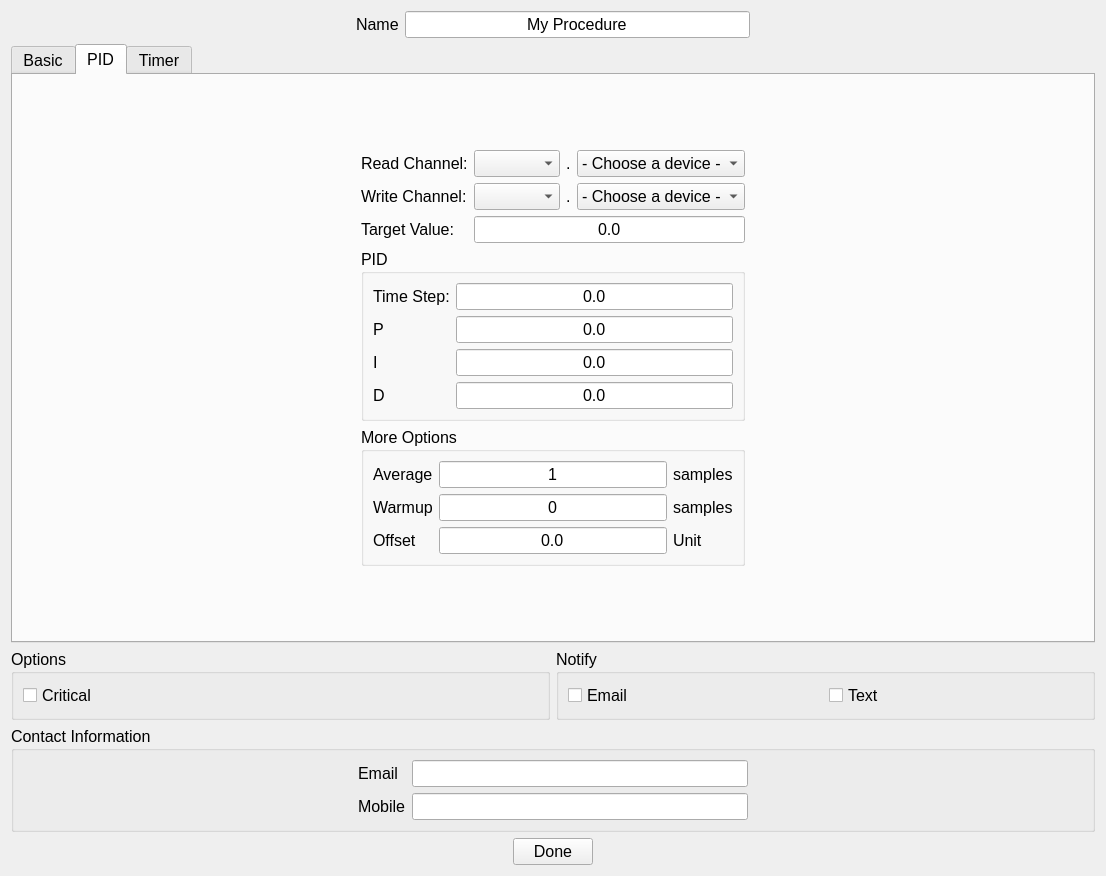
DanielWinklehner/Ion-Source-Control-System, file Software/ControlSystem/qt/designer/ProcedureDialog.ui: the form before one commit.
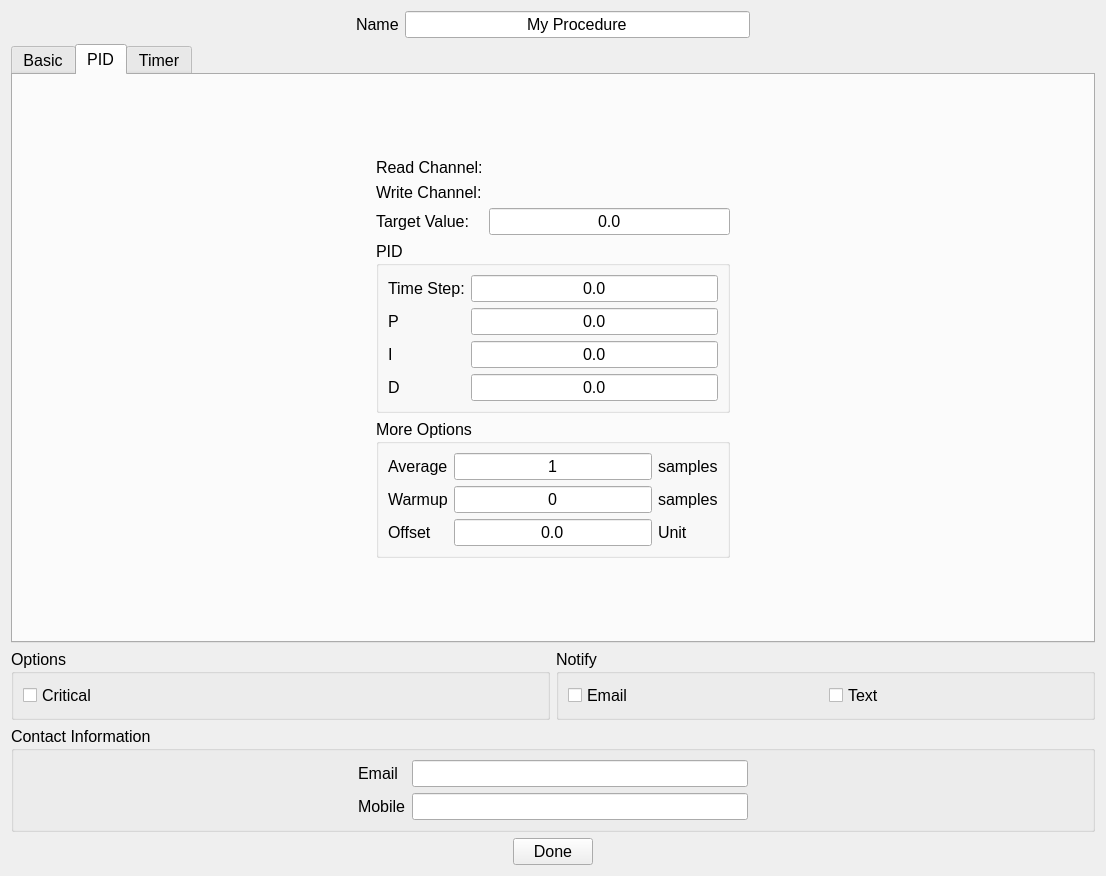
The form after the commit. The open tabs and pages were chosen to show the change.

Commit message: using new widget to clean up code

Diff of the .ui file:
```diff
--- a/Software/ControlSystem/qt/designer/ProcedureDialog.ui
+++ b/Software/ControlSystem/qt/designer/ProcedureDialog.ui
@@ -450,48 +450,6 @@
                </property>
               </widget>
              </item>
-             <item row="0" column="1">
-              <layout class="QHBoxLayout" name="horizontalLayout_4">
-               <item>
-                <widget class="QComboBox" name="cbPidDeviceRead">
-                 <property name="minimumSize">
-                  <size>
-                   <width>0</width>
-                   <height>0</height>
-                  </size>
-                 </property>
-                 <property name="currentText">
-                  <string/>
-                 </property>
-                </widget>
-               </item>
-               <item>
-                <widget class="QLabel" name="label_9">
-                 <property name="text">
-                  <string>.</string>
-                 </property>
-                </widget>
-               </item>
-               <item>
-                <widget class="QComboBox" name="cbPidChannelRead">
-                 <property name="minimumSize">
-                  <size>
-                   <width>0</width>
-                   <height>0</height>
-                  </size>
-                 </property>
-                 <property name="currentText">
-                  <string>- Choose a device -</string>
-                 </property>
-                 <item>
-                  <property name="text">
-                   <string>- Choose a device -</string>
-                  </property>
-                 </item>
-                </widget>
-               </item>
-              </layout>
-             </item>
              <item row="0" column="0">
               <widget class="QLabel" name="label_16">
                <property name="text">
@@ -499,48 +457,6 @@
                </property>
               </widget>
              </item>
-             <item row="1" column="1">
-              <layout class="QHBoxLayout" name="horizontalLayout_10">
-               <item>
-                <widget class="QComboBox" name="cbPidDeviceWrite">
-                 <property name="minimumSize">
-                  <size>
-                   <width>0</width>
-                   <height>0</height>
-                  </size>
-                 </property>
-                 <property name="currentText">
-                  <string/>
-                 </property>
-                </widget>
-               </item>
-               <item>
-                <widget class="QLabel" name="label_15">
-                 <property name="text">
-                  <string>.</string>
-                 </property>
-                </widget>
-               </item>
-               <item>
-                <widget class="QComboBox" name="cbPidChannelWrite">
-                 <property name="minimumSize">
-                  <size>
-                   <width>0</width>
-                   <height>0</height>
-                  </size>
-                 </property>
-                 <property name="currentText">
-                  <string>- Choose a device -</string>
-                 </property>
-                 <item>
-                  <property name="text">
-                   <string>- Choose a device -</string>
-                  </property>
-                 </item>
-                </widget>
-               </item>
-              </layout>
-             </item>
              <item row="2" column="0">
               <widget class="QLabel" name="label_10">
                <property name="text">
```
Left out of the diff: 76 changed lines with no effect on the pictures. The commit also changes 3 other files.
